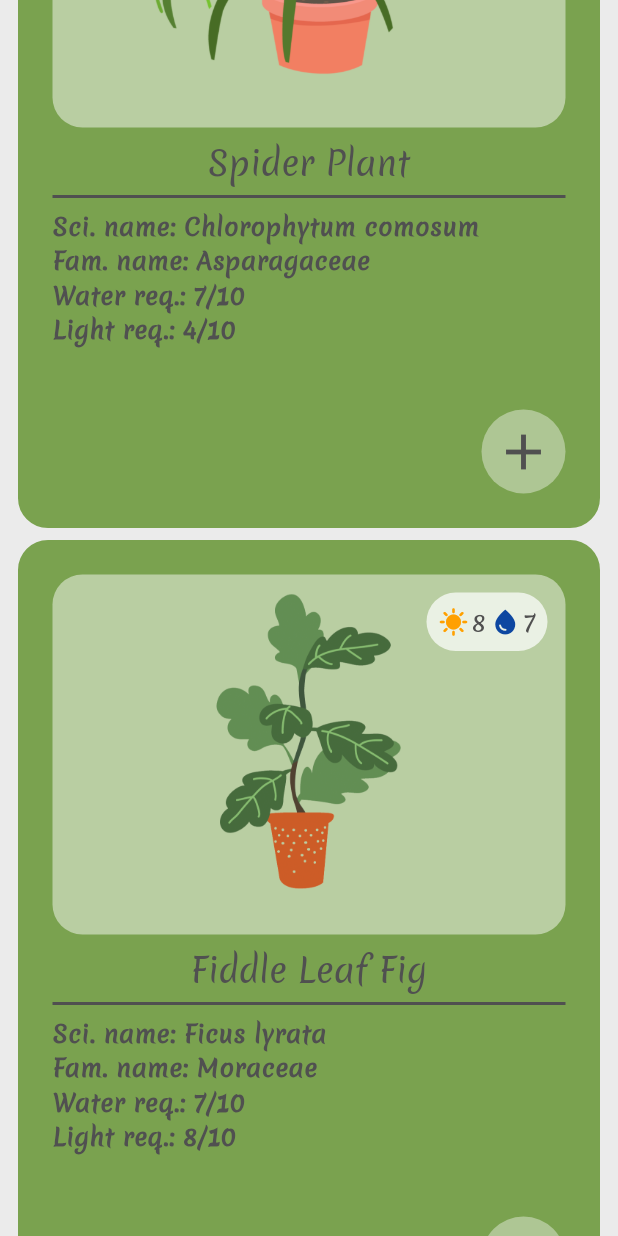
After one commit to my-happy-plants-project-2/My-Happy-Plants-Frontend, a Flutter app: the PlantLibraryPage screen opened directly, scrolled down 2880 dp, after a tap on the "add" icon, on a phone screen of 412 x 824 dp. The commit adds this screen. Run offline on Flutter 3.47's test engine with Material 3 defaults, Android fonts, the phone set to English and light mode, and no system bars.

Commit message:
Jobbat i PlantsLibrary fliken, lagt till placeholder blommor och fixat design

```diff
--- /dev/null
+++ b/lib/components/plant_library_card.dart
@@ -0,0 +1,94 @@
+import 'package:flutter/material.dart';
+import 'package:my_happy_plants_flutter/components/plant_library_image.dart';
+import 'package:my_happy_plants_flutter/model/plant.dart';
+
+class PlantLibraryCard extends StatelessWidget {
+  final Plant plant;
+  const PlantLibraryCard({super.key, required this.plant});
+
+  @override
+  Widget build(BuildContext context) {
+    return SizedBox(
+      width: 450,
+      height: 530,
+      child: Container(
+        padding: const EdgeInsets.all(20),
+        decoration: BoxDecoration(
+          color: Theme.of(context).colorScheme.primary,
+          borderRadius: BorderRadius.circular(20),
+          border: Border.all(
+            color: Theme.of(context).colorScheme.primary,
+            width: 3,
+          ),
+        ),
+        child: Column(
+          mainAxisAlignment: MainAxisAlignment.spaceBetween,
+          children: [
+            Column(
+              children: [
+                Padding(
+                  padding: const EdgeInsets.only(bottom: 10),
+                  child: PlantImage(plant: plant),
+                ),
+                Text(
+                  plant.commonName,
+                  style: Theme.of(context).textTheme.titleLarge,
+                ),
+                Divider(
+                  color: Theme.of(context).colorScheme.onSurface,
+                  thickness: 2,
+                ),
+                ..._buildPlantInfo(context),
+              ],
+            ),
+            _buildAddButton(context),
+          ],
+        ),
+      ),
+    );
+  }
+
+  List<Widget> _buildPlantInfo(BuildContext context) {
+    return [
+      _buildInfoRow('Sci. name:', plant.scientificName),
+      _buildInfoRow('Fam. name:', plant.familyName),
+      _buildInfoRow('Water req.:', '${plant.waterFrequency}/10'),
+      _buildInfoRow('Light req.:', '${plant.light}/10'),
+    ];
+  }
+
+  Widget _buildInfoRow(String label, String value) {
+    return Align(
+      alignment: Alignment.centerLeft,
+      child: Text(
+        '$label $value',
+        style: const TextStyle(
+          fontSize: 16,
+          fontFamily: 'Merienda',
+          fontWeight: FontWeight.bold,
+        ),
+      ),
+    );
+  }
+
+  Widget _buildAddButton(BuildContext context) {
+    return Row(
+      mainAxisAlignment: MainAxisAlignment.end,
+      children: [
+        IconButton(
+          onPressed: () {},
+          icon: Icon(
+            Icons.add,
+            size: 40,
+            color: Theme.of(context).colorScheme.onSurface,
+          ),
+          style: ButtonStyle(
+            backgroundColor: WidgetStatePropertyAll(
+              Colors.white.withAlpha(100),
+            ),
+          ),
+        ),
+      ],
+    );
+  }
+}
--- /dev/null
+++ b/lib/components/plant_library_image.dart
@@ -0,0 +1,91 @@
+import 'package:flutter/material.dart';
+import 'package:my_happy_plants_flutter/model/plant.dart';
+
+class PlantImage extends StatelessWidget {
+  final Plant plant;
+  const PlantImage({super.key, required this.plant});
+
+  @override
+  Widget build(BuildContext context) {
+    return Container(
+      height: 240,
+      width: double.infinity,
+      decoration: BoxDecoration(
+        color: Colors.white.withAlpha(120),
+        borderRadius: BorderRadius.circular(20),
+      ),
+      child: Stack(
+        children: [
+          Column(
+            children: [
+              Expanded(
+                flex: 15,
+                child: Center(
+                  child: Padding(
+                    padding: const EdgeInsets.all(8.0),
+                    child: Image.asset(
+                      plant.imagePath,
+                      fit: BoxFit.contain,
+                    ),
+                  ),
+                ),
+              ),
+              const SizedBox(height: 15),
+            ],
+          ),
+          // Indikatorer
+          Positioned(
+            top: 12,
+            right: 12,
+            child: _buildIndicatorContainer(),
+          ),
+        ],
+      ),
+    );
+  }
+
+  Widget _buildIndicatorContainer() {
+    return Container(
+      padding: const EdgeInsets.symmetric(horizontal: 8, vertical: 8),
+      decoration: BoxDecoration(
+        color: Colors.white.withAlpha(180),
+        borderRadius: BorderRadius.circular(20),
+      ),
+      child: Row(
+        children: [
+          _buildIndicator(
+            icon: Icons.sunny,
+            color: Colors.amber.shade700,
+            value: plant.light.toString(),
+          ),
+          const SizedBox(width: 3),
+          _buildIndicator(
+            icon: Icons.water_drop,
+            color: Colors.blue.shade900,
+            value: plant.waterFrequency.toString(),
+          ),
+        ],
+      ),
+    );
+  }
+
+  Widget _buildIndicator({
+    required IconData icon,
+    required Color color,
+    required String value,
+  }) {
+    return Row(
+      children: [
+        Icon(icon, color: color, size: 20),
+        const SizedBox(width: 2),
+        Text(
+          value,
+          style: const TextStyle(
+            fontSize: 16,
+            fontFamily: 'Merienda',
+          ),
+        ),
+      ],
+    );
+  }
+}
--- a/lib/pages/plant_library_page.dart
+++ b/lib/pages/plant_library_page.dart
@@ -1,7 +1,144 @@
 import 'package:flutter/material.dart';
+import 'package:my_happy_plants_flutter/components/plant_library_card.dart';
+import 'package:my_happy_plants_flutter/model/plant.dart';
 
 class PlantLibraryPage extends StatefulWidget {
-  const PlantLibraryPage({super.key});
+  PlantLibraryPage({super.key});
+
+  final List<Plant> plants = [
+    Plant(
+      plantId: '1',
+      commonName: 'Devil\'s Ivy',
+      scientificName: 'Epipremnum aureum',
+      familyName: 'Araceae',
+      imagePath: 'lib/assets/images/plants/devils_ivy.png',
+      nickname: 'Ivy',
+      lastWatered: DateTime.now(),
+      waterFrequency: 5,
+      light: 4,
+    ),
+    Plant(
+      plantId: '2',
+      commonName: 'Monstera',
+      scientificName: 'Monstera deliciosa',
+      familyName: 'Araceae',
+      imagePath: 'lib/assets/images/plants/monstera.png',
+      nickname: 'Vera',
+      lastWatered: DateTime.now(),
+      waterFrequency: 6,
+      light: 7,
+    ),
+    Plant(
+      plantId: '3',
+      commonName: "Snake Plant",
+      scientificName: "Sansevieria trifasciata",
+      familyName: "Asparagaceae",
+      imagePath: 'lib/assets/images/plants/snake_plant.png',
+      nickname: 'Lily',
+      lastWatered: DateTime.now(),
+      waterFrequency: 2,
+      light: 3,
+    ),
+    Plant(
+      plantId: '4',
+      commonName: "Parlor Palm",
+      scientificName: "Chamaedorea elegans",
+      familyName: "Arecaceae",
+      imagePath: 'lib/assets/images/plants/parlor_palm.png',
+      nickname: 'Spidey',
+      lastWatered: DateTime.now(),
+      waterFrequency: 5,
+      light: 5,
+    ),
+    Plant(
+      plantId: '5',
+      commonName: "Anthurium Plant",
+      scientificName: "Anthurium andraeanum",
+      familyName: "Arums",
+      imagePath: 'lib/assets/images/plants/anthurium_plant.png',
+      nickname: 'Spidey',
+      lastWatered: DateTime.now(),
+      waterFrequency: 6,
+      light: 7,
+    ),
+    Plant(
+      plantId: '6',
+      commonName: "Spider Plant",
+      scientificName: "Chlorophytum comosum",
+      familyName: "Asparagaceae",
+      imagePath: 'lib/assets/images/plants/spider_plant.png',
+      nickname: 'Spidey',
+      lastWatered: DateTime.now(),
+      waterFrequency: 7,
+      light: 4,
+    ),
+    Plant(
+      plantId: '7',
+      commonName: "Fiddle Leaf Fig",
+      scientificName: "Ficus lyrata",
+      familyName: "Moraceae",
+      imagePath: 'lib/assets/images/plants/fiddle_leaf_fig.png',
+      nickname: 'Figgy',
+      lastWatered: DateTime.now(),
+      waterFrequency: 7,
+      light: 8,
+    ),
+    Plant(
+      plantId: '8',
+      commonName: "Dragon Tree",
+      scientificName: "Dracaena marginata",
+      familyName: "Asparagaceae",
+      imagePath: 'lib/assets/images/plants/dragon_tree.png',
+      nickname: 'Drago',
+      lastWatered: DateTime.now(),
+      waterFrequency: 7,
+      light: 7,
+    ),
+    Plant(
+      plantId: '9',
+      commonName: "Orange Tree",
+      scientificName: "Citrus × sinensis",
+      familyName: "Rutaceae",
+      imagePath: 'lib/assets/images/plants/orange_tree.png',
+      nickname: 'Sunny',
+      lastWatered: DateTime.now(),
+      waterFrequency: 5,
+      light: 9,
+    ),
+    Plant(
+      plantId: '10',
+      commonName: "Peace Lily",
+      scientificName: "Spathiphyllum",
+      familyName: "Araceae",
+      imagePath: 'lib/assets/images/plants/peace_lily.png',
+      nickname: 'Lily',
+      lastWatered: DateTime.now(),
+      waterFrequency: 4,
+      light: 6,
+    ),
+    Plant(
+      plantId: '11',
+      commonName: "Bromeliad",
+      scientificName: "Bromeliaceae",
+      familyName: "Bromeliads",
+      imagePath: 'lib/assets/images/plants/bromeliad.png',
+      nickname: 'Flare',
+      lastWatered: DateTime.now(),
+      waterFrequency: 5,
+      light: 7,
+    ),
+    Plant(
+      plantId: '12',
+      commonName: "Trailing Peperomia",
+      scientificName: "Peperomia angulata",
+      familyName: "Piperaceae",
+      imagePath: 'lib/assets/images/plants/trailing_peperomia.png',
+      nickname: 'Green Cascade',
+      lastWatered: DateTime.now(),
+      waterFrequency: 5,
+      light: 4,
+    ),
+  ];
 
   @override
   State<PlantLibraryPage> createState() => _PlantLibraryPageState();
@@ -10,8 +147,22 @@ class PlantLibraryPage extends StatefulWidget {
 class _PlantLibraryPageState extends State<PlantLibraryPage> {
   @override
   Widget build(BuildContext context) {
-    return Center(
-      child: Text('Plant Library Page'),
+    return Scaffold(
+      backgroundColor: Theme.of(context).colorScheme.surface.withAlpha(200),
+      body: SingleChildScrollView(
+        child: Padding(
+          padding: const EdgeInsets.all(12),
+          child: Center(
+            child: Wrap(
+              spacing: 8.0,
+              runSpacing: 8.0,
+              children: List.generate(widget.plants.length, (index) {
+                return PlantLibraryCard(plant: widget.plants[index]);
+              }),
+            ),
+          ),
+        ),
+      ),
     );
   }
 }
```
